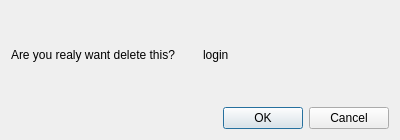
The window that source/windows/model/vacancy/vacancydeletewindow.ui (Who-are-me/term_paper_2022) describes before a commit, drawn with Qt 5.
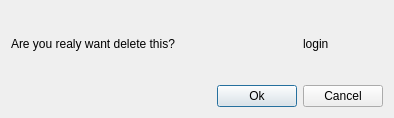
The same window after the commit.

```diff
--- a/source/windows/model/vacancy/vacancydeletewindow.ui
+++ b/source/windows/model/vacancy/vacancydeletewindow.ui
@@ -6,15 +6,49 @@
    <rect>
     <x>0</x>
     <y>0</y>
-    <width>400</width>
-    <height>140</height>
+    <width>394</width>
+    <height>118</height>
    </rect>
   </property>
   <property name="windowTitle">
    <string>Dialog</string>
   </property>
   <layout class="QGridLayout" name="gridLayout">
-   <item row="0" column="1">
+   <item row="3" column="1">
+    <widget class="QPushButton" name="btn_ok">
+     <property name="text">
+      <string>Ok</string>
+     </property>
+    </widget>
+   </item>
+   <item row="2" column="2">
+    <spacer name="verticalSpacer">
+     <property name="orientation">
+      <enum>Qt::Vertical</enum>
+     </property>
+     <property name="sizeHint" stdset="0">
+      <size>
+       <width>20</width>
+       <height>40</height>
+      </size>
+     </property>
+    </spacer>
+   </item>
+   <item row="3" column="2">
+    <widget class="QPushButton" name="btn_cancel">
+     <property name="text">
+      <string>Cancel</string>
+     </property>
+    </widget>
+   </item>
+   <item row="1" column="2">
+    <widget class="QLabel" name="l_login">
+     <property name="text">
+      <string>login</string>
+     </property>
+    </widget>
+   </item>
+   <item row="0" column="2">
     <spacer name="verticalSpacer_2">
      <property name="orientation">
       <enum>Qt::Vertical</enum>
@@ -27,43 +61,26 @@
      </property>
     </spacer>
    </item>
-   <item row="1" column="0">
+   <item row="3" column="0">
+    <spacer name="horizontalSpacer">
+     <property name="orientation">
+      <enum>Qt::Horizontal</enum>
+     </property>
+     <property name="sizeHint" stdset="0">
+      <size>
+       <width>40</width>
+       <height>20</height>
+      </size>
+     </property>
+    </spacer>
+   </item>
+   <item row="1" column="0" colspan="2">
     <widget class="QLabel" name="l_text">
      <property name="text">
       <string>Are you realy want delete this?</string>
      </property>
     </widget>
    </item>
-   <item row="1" column="1">
-    <widget class="QLabel" name="l_login">
-     <property name="text">
-      <string>login</string>
-     </property>
-    </widget>
-   </item>
-   <item row="2" column="1">
-    <spacer name="verticalSpacer">
-     <property name="orientation">
-      <enum>Qt::Vertical</enum>
-     </property>
-     <property name="sizeHint" stdset="0">
-      <size>
-       <width>20</width>
-       <height>40</height>
-      </size>
-     </property>
-    </spacer>
-   </item>
-   <item row="3" column="0" colspan="2">
-    <widget class="QDialogButtonBox" name="bb">
-     <property name="orientation">
-      <enum>Qt::Horizontal</enum>
-     </property>
-     <property name="standardButtons">
-      <set>QDialogButtonBox::Cancel|QDialogButtonBox::Ok</set>
-     </property>
-    </widget>
-   </item>
   </layout>
  </widget>
  <resources/>
```
